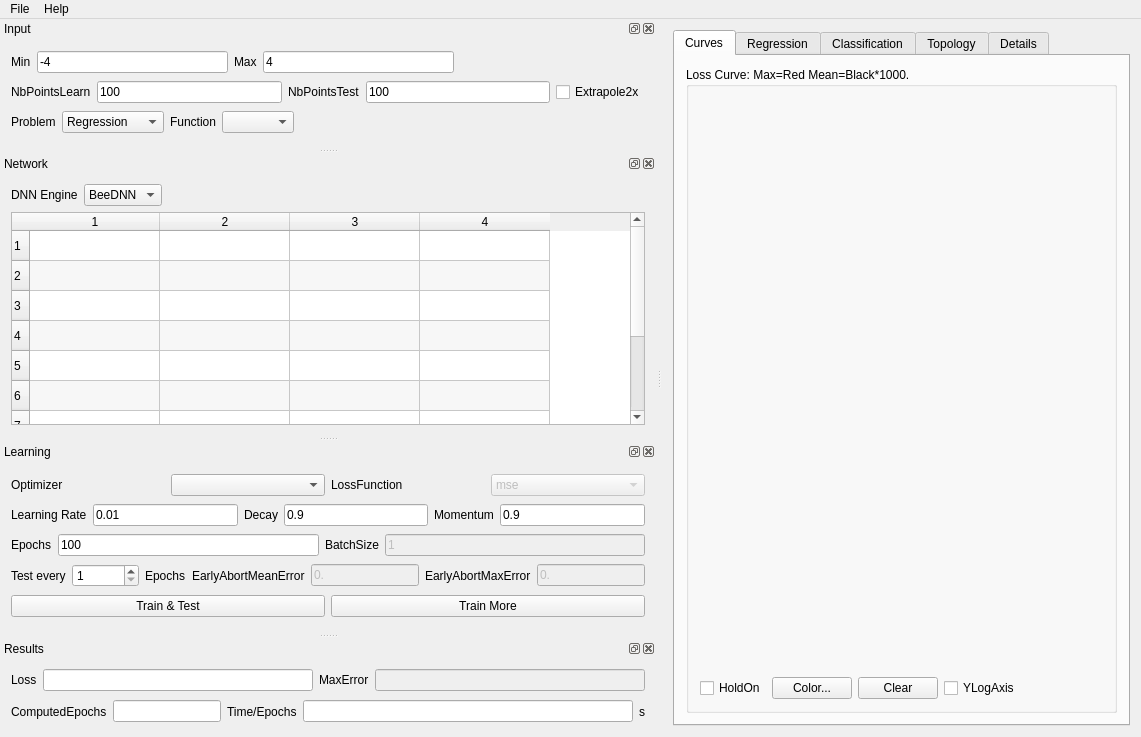
First picture: the form in src/DNNLab/mainwindow.ui, repository edeforas/BeeDNN, before the edit.
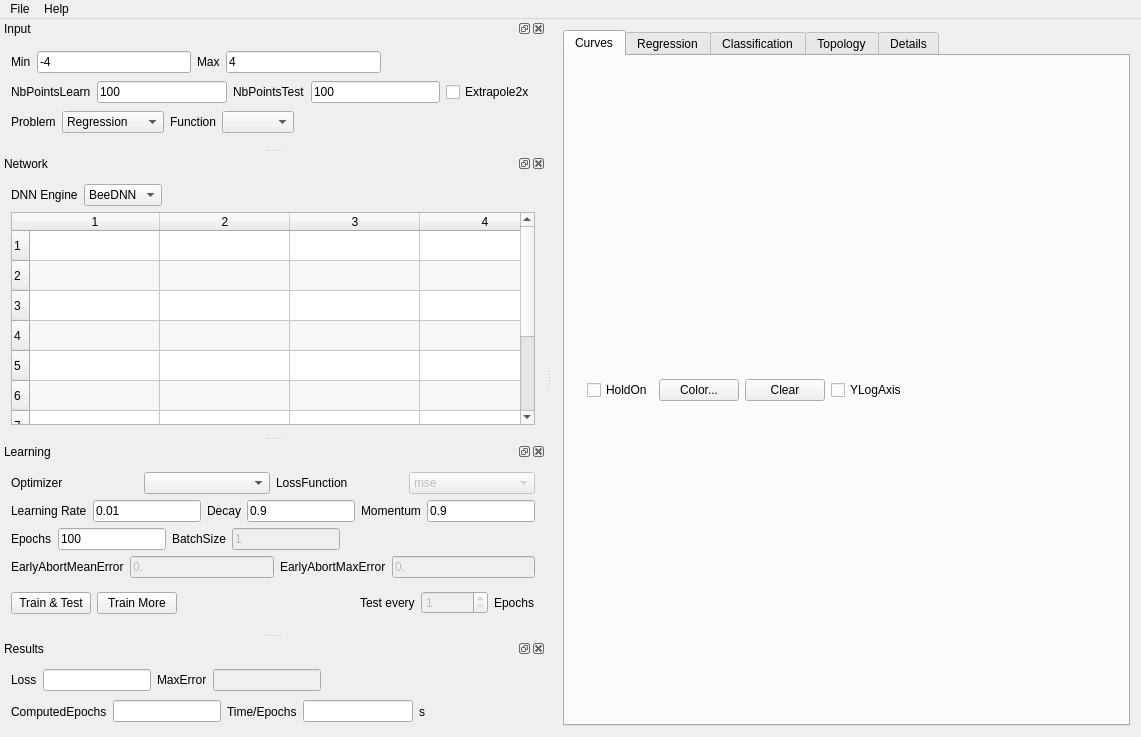
Second picture: the form after the edit. The open tabs and pages were chosen to show the change.

Diff of the .ui file:
```diff
--- a/src/DNNLab/mainwindow.ui
+++ b/src/DNNLab/mainwindow.ui
@@ -35,36 +35,16 @@
        </attribute>
        <layout class="QGridLayout" name="gridLayout_3">
         <item row="0" column="0">
-         <widget class="QGroupBox" name="gbLossCurve">
+         <widget class="QFrame" name="gbLossCurve">
           <property name="sizePolicy">
            <sizepolicy hsizetype="Preferred" vsizetype="Preferred">
             <horstretch>0</horstretch>
             <verstretch>0</verstretch>
            </sizepolicy>
           </property>
-          <property name="title">
-           <string>Loss Curve: Max=Red Mean=Black*1000.</string>
-          </property>
           <layout class="QVBoxLayout" name="verticalLayout_2">
            <item>
-            <layout class="QVBoxLayout" name="layoutLossCurve">
-             <item>
-              <widget class="QWidget" name="widgetToReplace" native="true">
-               <layout class="QFormLayout" name="formLayout">
-                <item row="0" column="0">
-                 <widget class="QWidget" name="widget_2" native="true">
-                  <property name="sizePolicy">
-                   <sizepolicy hsizetype="Maximum" vsizetype="Expanding">
-                    <horstretch>0</horstretch>
-                    <verstretch>0</verstretch>
-                   </sizepolicy>
-                  </property>
-                 </widget>
-                </item>
-               </layout>
-              </widget>
-             </item>
-            </layout>
+            <layout class="QVBoxLayout" name="layoutLossCurve"/>
            </item>
            <item>
             <layout class="QHBoxLayout" name="horizontalLayout_7">
@@ -436,6 +416,18 @@
      </item>
      <item>
       <widget class="QTableWidget" name="twNetwork">
+       <property name="sizePolicy">
+        <sizepolicy hsizetype="MinimumExpanding" vsizetype="Expanding">
+         <horstretch>0</horstretch>
+         <verstretch>60</verstretch>
+        </sizepolicy>
+       </property>
+       <property name="minimumSize">
+        <size>
+         <width>520</width>
+         <height>0</height>
+        </size>
+       </property>
        <property name="horizontalScrollBarPolicy">
         <enum>Qt::ScrollBarAlwaysOff</enum>
        </property>
@@ -569,6 +561,12 @@
        </item>
        <item>
         <widget class="QLineEdit" name="leEpochs">
+         <property name="sizePolicy">
+          <sizepolicy hsizetype="Preferred" vsizetype="Fixed">
+           <horstretch>0</horstretch>
+           <verstretch>0</verstretch>
+          </sizepolicy>
+         </property>
          <property name="text">
           <string>100</string>
          </property>
@@ -586,42 +584,34 @@
          <property name="enabled">
           <bool>false</bool>
          </property>
+         <property name="sizePolicy">
+          <sizepolicy hsizetype="Preferred" vsizetype="Fixed">
+           <horstretch>0</horstretch>
+           <verstretch>0</verstretch>
+          </sizepolicy>
+         </property>
          <property name="text">
           <string>1</string>
          </property>
         </widget>
        </item>
+       <item>
+        <spacer name="horizontalSpacer_9">
+         <property name="orientation">
+          <enum>Qt::Horizontal</enum>
+         </property>
+         <property name="sizeHint" stdset="0">
+          <size>
+           <width>40</width>
+           <height>20</height>
+          </size>
+         </property>
+        </spacer>
+       </item>
       </layout>
      </item>
      <item row="3" column="0">
       <layout class="QHBoxLayout" name="horizontalLayout_6">
-       <item>
-        <widget class="QLabel" name="label_3">
-         <property name="text">
-          <string>Test every</string>
-         </property>
-        </widget>
-       </item>
-       <item>
-        <widget class="QSpinBox" name="sbTestEveryEpochs">
-         <property name="minimum">
-          <number>1</number>
-         </property>
-         <property name="maximum">
-          <number>100000</number>
-         </property>
-         <property name="value">
-          <number>1</number>
-         </property>
-        </widget>
-       </item>
-       <item>
-        <widget class="QLabel" name="label_15">
-         <property name="text">
-          <string>Epochs</string>
-         </property>
-        </widget>
-       </item>
        <item>
         <widget class="QLabel" name="label_4">
          <property name="text">
@@ -674,6 +664,49 @@
          </property>
         </widget>
        </item>
+       <item>
+        <spacer name="horizontalSpacer_6">
+         <property name="orientation">
+          <enum>Qt::Horizontal</enum>
+         </property>
+         <property name="sizeHint" stdset="0">
+          <size>
+           <width>40</width>
+           <height>20</height>
+          </size>
+         </property>
+        </spacer>
+       </item>
+       <item>
+        <widget class="QLabel" name="label_3">
+         <property name="text">
+          <string>Test every</string>
+         </property>
+        </widget>
+       </item>
+       <item>
+        <widget class="QSpinBox" name="sbTestEveryEpochs">
+         <property name="enabled">
+          <bool>false</bool>
+         </property>
+         <property name="minimum">
+          <number>1</number>
+         </property>
+         <property name="maximum">
+          <number>100000</number>
+         </property>
+         <property name="value">
+          <number>1</number>
+         </property>
+        </widget>
+       </item>
+       <item>
+        <widget class="QLabel" name="label_15">
+         <property name="text">
+          <string>Epochs</string>
+         </property>
+        </widget>
+       </item>
       </layout>
      </item>
      <item row="0" column="0">
@@ -772,6 +805,19 @@
          </property>
         </widget>
        </item>
+       <item>
+        <spacer name="horizontalSpacer_7">
+         <property name="orientation">
+          <enum>Qt::Horizontal</enum>
+         </property>
+         <property name="sizeHint" stdset="0">
+          <size>
+           <width>40</width>
+           <height>20</height>
+          </size>
+         </property>
+        </spacer>
+       </item>
       </layout>
      </item>
      <item row="0" column="0">
@@ -785,6 +831,12 @@
        </item>
        <item>
         <widget class="QLineEdit" name="leMSE">
+         <property name="sizePolicy">
+          <sizepolicy hsizetype="Preferred" vsizetype="Fixed">
+           <horstretch>0</horstretch>
+           <verstretch>0</verstretch>
+          </sizepolicy>
+         </property>
          <property name="readOnly">
           <bool>true</bool>
          </property>
@@ -802,11 +854,30 @@
          <property name="enabled">
           <bool>false</bool>
          </property>
+         <property name="sizePolicy">
+          <sizepolicy hsizetype="Preferred" vsizetype="Fixed">
+           <horstretch>0</horstretch>
+           <verstretch>0</verstretch>
+          </sizepolicy>
+         </property>
          <property name="readOnly">
           <bool>false</bool>
          </property>
         </widget>
        </item>
+       <item>
+        <spacer name="horizontalSpacer_8">
+         <property name="orientation">
+          <enum>Qt::Horizontal</enum>
+         </property>
+         <property name="sizeHint" stdset="0">
+          <size>
+           <width>40</width>
+           <height>20</height>
+          </size>
+         </property>
+        </spacer>
+       </item>
       </layout>
      </item>
     </layout>
```
Left out of the diff: 23 changed lines with no effect on the pictures.
